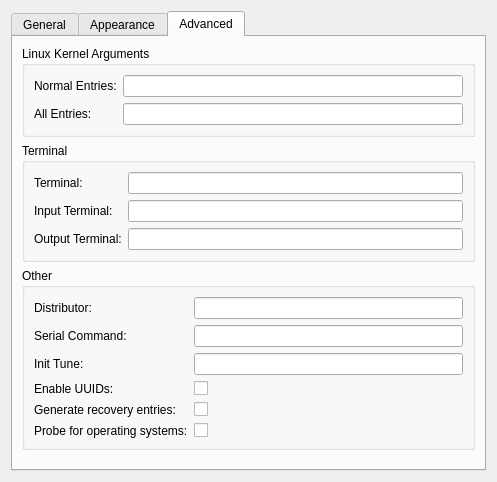
Old version of the form ui/kcm_grub2.ui in the repository KDE/kcm-grub2.
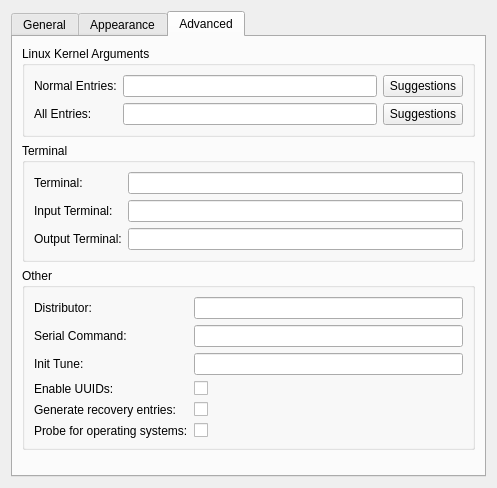
New version of the form. The open tabs and pages were chosen to show the change. Custom widgets are drawn as their Qt base class.

Commit message: *ADDED: Linux Kernel parameters suggestions.

What changed in the file:
```diff
--- a/ui/kcm_grub2.ui
+++ b/ui/kcm_grub2.ui
@@ -7,7 +7,7 @@
     <x>0</x>
     <y>0</y>
     <width>488</width>
-    <height>482</height>
+    <height>488</height>
    </rect>
   </property>
   <layout class="QGridLayout" name="gridLayout_6">
@@ -414,7 +414,18 @@
            </widget>
           </item>
           <item row="0" column="1">
-           <widget class="QLineEdit" name="lineEdit_cmdlineDefault"/>
+           <layout class="QHBoxLayout" name="horizontalLayout_2">
+            <item>
+             <widget class="QLineEdit" name="lineEdit_cmdlineDefault"/>
+            </item>
+            <item>
+             <widget class="KPushButton" name="kpushbutton_cmdlineDefaultSuggestions">
+              <property name="text">
+               <string comment="@action:button">Suggestions</string>
+              </property>
+             </widget>
+            </item>
+           </layout>
           </item>
           <item row="1" column="0">
            <widget class="QLabel" name="label_cmdline">
@@ -424,7 +435,18 @@
            </widget>
           </item>
           <item row="1" column="1">
-           <widget class="QLineEdit" name="lineEdit_cmdline"/>
+           <layout class="QHBoxLayout" name="horizontalLayout_3">
+            <item>
+             <widget class="QLineEdit" name="lineEdit_cmdline"/>
+            </item>
+            <item>
+             <widget class="KPushButton" name="kpushbutton_cmdlineSuggestions">
+              <property name="text">
+               <string comment="@action:button">Suggestions</string>
+              </property>
+             </widget>
+            </item>
+           </layout>
           </item>
          </layout>
         </widget>
```
The commit also changes 2 other files.
